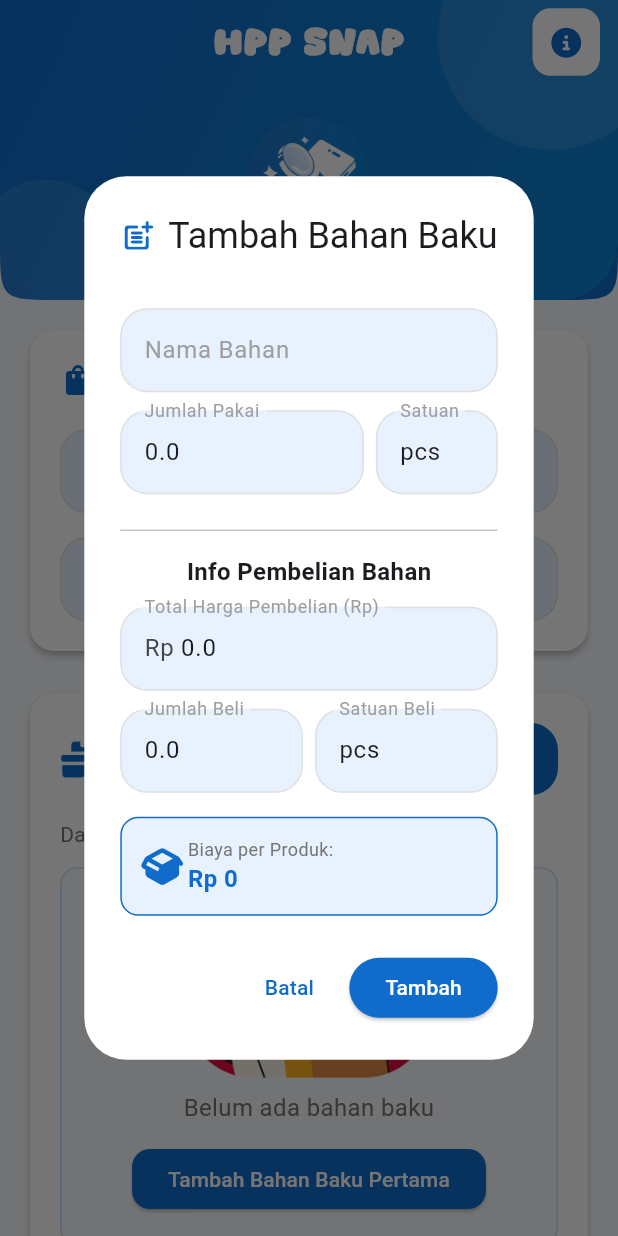
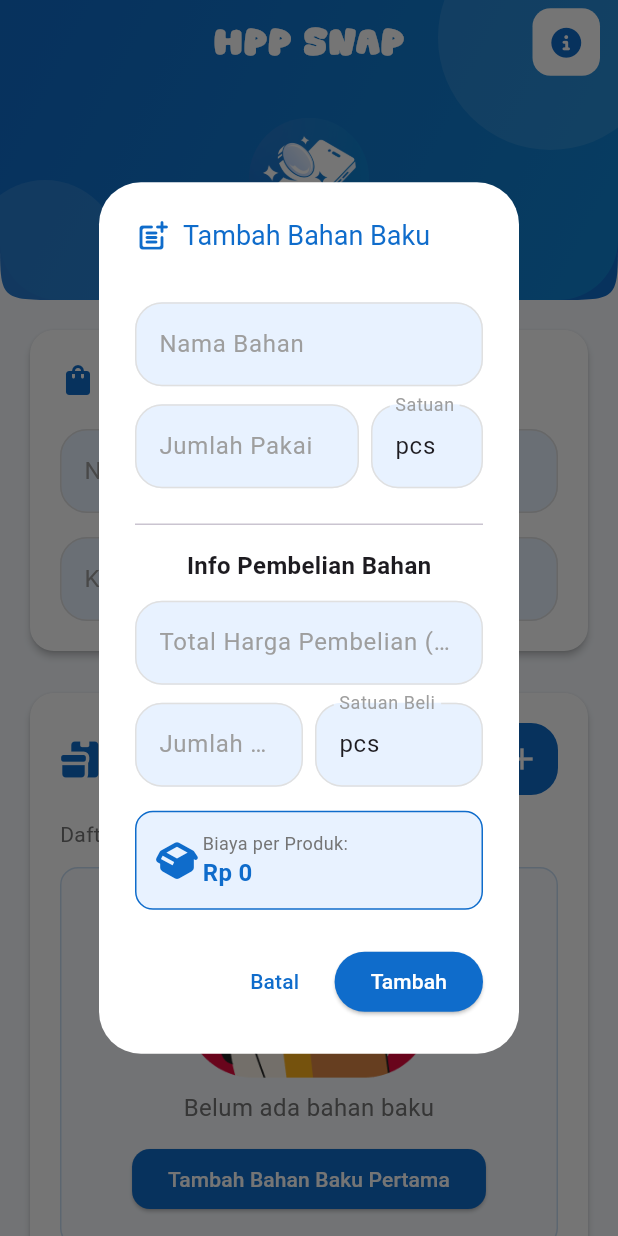
Before and after one commit to ardhikaxx/hpp-snap-app, a Flutter app: the HomeScreen screen opened directly, after a tap on the "add" icon, on a phone screen of 412 x 824 dp. Run offline on Flutter 3.47's test engine with Material 3 defaults, Android fonts, the phone set to English and light mode, and no system bars; our stand-ins replace font_awesome_flutter, pdf, printing.

Commit message:
fix(home) perbaikan pada home

```diff
--- a/lib/page/home_screens.dart
+++ b/lib/page/home_screens.dart
@@ -469,15 +469,8 @@
                 right: 16,
                 child: Container(
                   decoration: BoxDecoration(
-                    color: Colors.white.withOpacity(0.9),
-                    shape: BoxShape.circle,
-                    boxShadow: [
-                      BoxShadow(
-                        color: Colors.black.withOpacity(0.1),
-                        blurRadius: 8,
-                        offset: const Offset(0, 2),
-                      ),
-                    ],
+                    color: Colors.white,
+                    borderRadius: BorderRadius.circular(15)
                   ),
                   child: IconButton(
                     icon: Icon(
@@ -812,7 +805,8 @@
           children: [
             const SizedBox(height: 4),
             Text(
-              '${bahan.jumlahPakai} ${bahan.satuan} per produk',
+              // PERBAIKAN: Tampilkan jumlah pakai tanpa .0 jika angka bulat
+              '${_formatNumber(bahan.jumlahPakai)} ${bahan.satuan} per produk',
               style: TextStyle(fontSize: 12, color: Colors.grey[600]),
             ),
             Text(
@@ -880,17 +874,20 @@
     TextEditingController namaController = TextEditingController(
       text: bahanEdit.nama,
     );
+    // PERBAIKAN: Controller untuk jumlah pakai - kosong jika 0
     TextEditingController jumlahPakaiController = TextEditingController(
-      text: bahanEdit.jumlahPakai.toString(),
+      text: bahanEdit.jumlahPakai == 0 ? '' : _formatNumberInput(bahanEdit.jumlahPakai),
     );
     TextEditingController satuanController = TextEditingController(
       text: bahanEdit.satuan,
     );
+    // PERBAIKAN: Controller untuk total harga - kosong jika 0
     TextEditingController totalHargaController = TextEditingController(
-      text: bahanEdit.totalHarga.toString(),
-    );
+      text: bahanEdit.totalHarga == 0 ? '' : _formatNumberInput(bahanEdit.totalHarga),
+    );
+    // PERBAIKAN: Controller untuk jumlah beli - kosong jika 0
     TextEditingController jumlahBeliController = TextEditingController(
-      text: bahanEdit.jumlahBeli.toString(),
+      text: bahanEdit.jumlahBeli == 0 ? '' : _formatNumberInput(bahanEdit.jumlahBeli),
     );
     TextEditingController satuanBeliController = TextEditingController(
       text: bahanEdit.satuanBeli,
@@ -907,7 +904,7 @@
               color: primaryColor,
             ),
             const SizedBox(width: 8),
-            Text(isEdit ? 'Edit Bahan Baku' : 'Tambah Bahan Baku'),
+            Text(isEdit ? 'Edit Bahan Baku' : 'Tambah Bahan Baku', style: TextStyle(color: primaryColor, fontSize: 18)),
           ],
         ),
         content: SingleChildScrollView(
@@ -1198,7 +1195,7 @@
           children: [
             Row(
               children: [
-                Icon(Icons.attach_money, color: primaryColor),
+                Icon(FontAwesomeIcons.sackDollar, color: primaryColor),
                 const SizedBox(width: 12),
                 const Text(
                   'Biaya Tenaga Kerja',
@@ -1445,7 +1442,7 @@
             color: primaryLight,
             borderRadius: BorderRadius.circular(8),
           ),
-          child: Icon(Icons.attach_money, color: primaryColor),
+          child: Icon(FontAwesomeIcons.fileInvoiceDollar, color: primaryColor),
         ),
         title: Text(
           biaya.nama.isEmpty ? 'Biaya ${index + 1}' : biaya.nama,
@@ -1516,11 +1513,13 @@
     TextEditingController namaController = TextEditingController(
       text: biayaEdit.nama,
     );
+    // PERBAIKAN: Controller untuk total biaya - kosong jika 0
     TextEditingController totalBiayaController = TextEditingController(
-      text: biayaEdit.totalBiaya.toString(),
-    );
+      text: biayaEdit.totalBiaya == 0 ? '' : _formatNumberInput(biayaEdit.totalBiaya),
+    );
+    // PERBAIKAN: Controller untuk alokasi - kosong jika 0
     TextEditingController alokasiController = TextEditingController(
-      text: biayaEdit.alokasiPerProduk.toString(),
+      text: biayaEdit.alokasiPerProduk == 0 ? '' : _formatNumberInput(biayaEdit.alokasiPerProduk),
     );
 
     double saranAlokasi = _hitungSaranAlokasi(biayaEdit.totalBiaya);
@@ -1817,17 +1816,46 @@
     }
   }
 
+  // PERBAIKAN: Fungsi untuk memformat angka tanpa .0
+  String _formatNumber(double value) {
+    if (value.isNaN || value.isInfinite) {
+      return '0';
+    }
+
+    // Jika angka bulat, tampilkan tanpa desimal
+    if (value == value.toInt()) {
+      return value.toInt().toString();
+    }
+
+    // Jika ada desimal, tampilkan dengan desimal
+    return value.toString();
+  }
+
+  // PERBAIKAN: Fungsi untuk memformat input number (kosong jika 0)
+  String _formatNumberInput(double value) {
+    if (value == 0) {
+      return '';
+    }
+    return _formatNumber(value);
+  }
+
   String _formatCurrency(double value) {
     if (value.isNaN || value.isInfinite) {
       return '0';
     }
 
-    return value
-        .toStringAsFixed(0)
-        .replaceAllMapped(
-          RegExp(r'(\d{1,3})(?=(\d{3})+(?!\d))'),
-          (Match m) => '${m[1]}.',
-        );
+    // PERBAIKAN: Format currency tanpa .0 untuk angka bulat
+    String numberString;
+    if (value == value.toInt()) {
+      numberString = value.toInt().toString();
+    } else {
+      numberString = value.toStringAsFixed(0); // Tetap gunakan 0 desimal untuk currency
+    }
+
+    return numberString.replaceAllMapped(
+      RegExp(r'(\d{1,3})(?=(\d{3})+(?!\d))'),
+      (Match m) => '${m[1]}.',
+    );
   }
 
   void _hitungHPP() {
```
